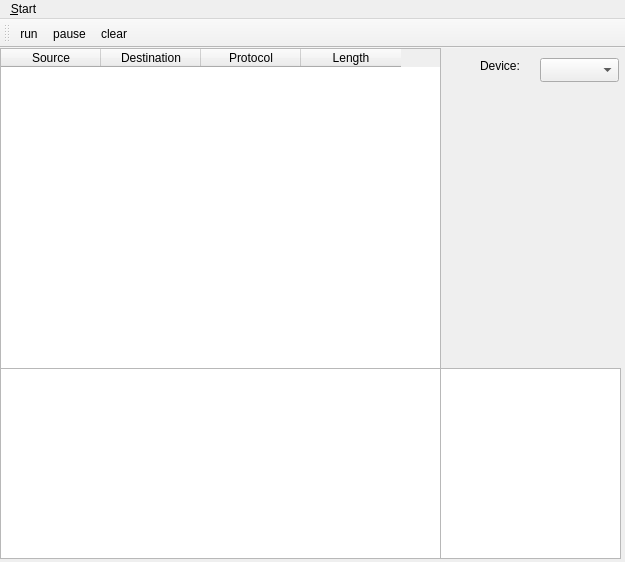
Old version of the form mainwindow.ui in the repository Epsilon314/sniffer.
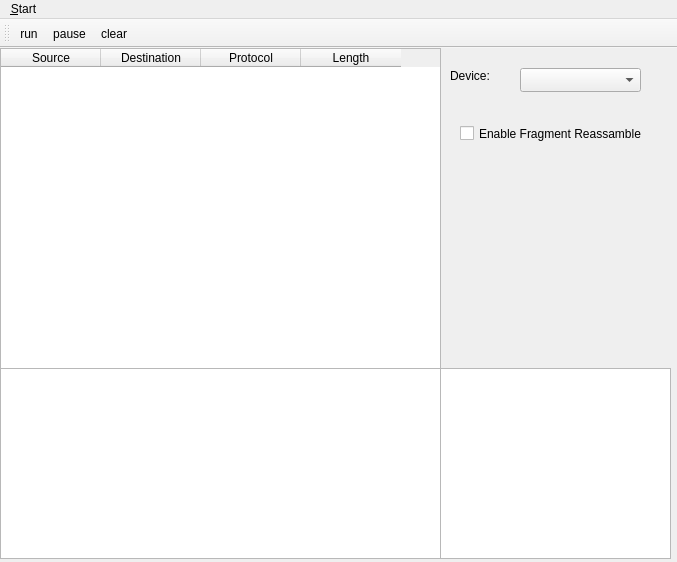
New version of the form.

```diff
--- a/mainwindow.ui
+++ b/mainwindow.ui
@@ -6,7 +6,7 @@
    <rect>
     <x>0</x>
     <y>0</y>
-    <width>625</width>
+    <width>677</width>
     <height>562</height>
    </rect>
   </property>
@@ -17,9 +17,9 @@
    <widget class="QComboBox" name="comboBox">
     <property name="geometry">
      <rect>
-      <x>540</x>
-      <y>10</y>
-      <width>79</width>
+      <x>520</x>
+      <y>20</y>
+      <width>121</width>
       <height>24</height>
      </rect>
     </property>
@@ -87,8 +87,8 @@
    <widget class="QLabel" name="label">
     <property name="geometry">
      <rect>
-      <x>480</x>
-      <y>10</y>
+      <x>450</x>
+      <y>20</y>
       <width>46</width>
       <height>16</height>
      </rect>
@@ -102,18 +102,31 @@
      <rect>
       <x>440</x>
       <y>320</y>
-      <width>181</width>
+      <width>231</width>
       <height>191</height>
      </rect>
     </property>
    </widget>
+   <widget class="QCheckBox" name="checkBox">
+    <property name="geometry">
+     <rect>
+      <x>460</x>
+      <y>50</y>
+      <width>201</width>
+      <height>71</height>
+     </rect>
+    </property>
+    <property name="text">
+     <string>Enable Fragment Reassamble</string>
+    </property>
+   </widget>
   </widget>
   <widget class="QMenuBar" name="menuBar">
    <property name="geometry">
     <rect>
      <x>0</x>
      <y>0</y>
-     <width>625</width>
+     <width>677</width>
      <height>22</height>
     </rect>
    </property>
```
Left out of the diff: 2 changed lines with no effect on the pictures.
